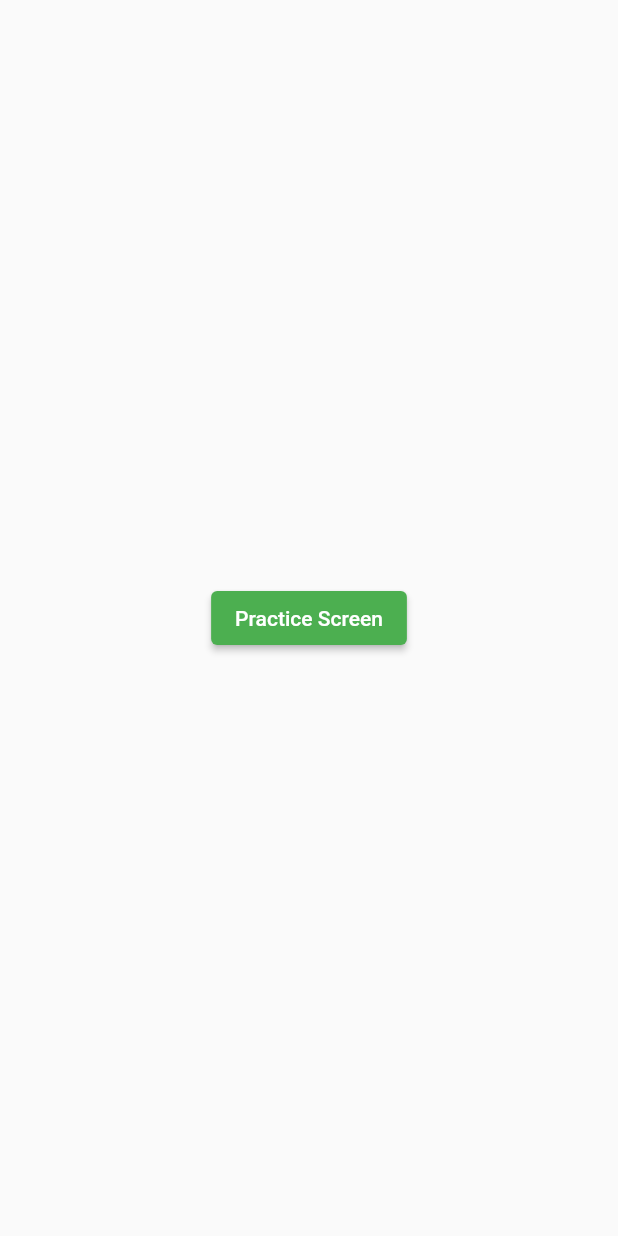
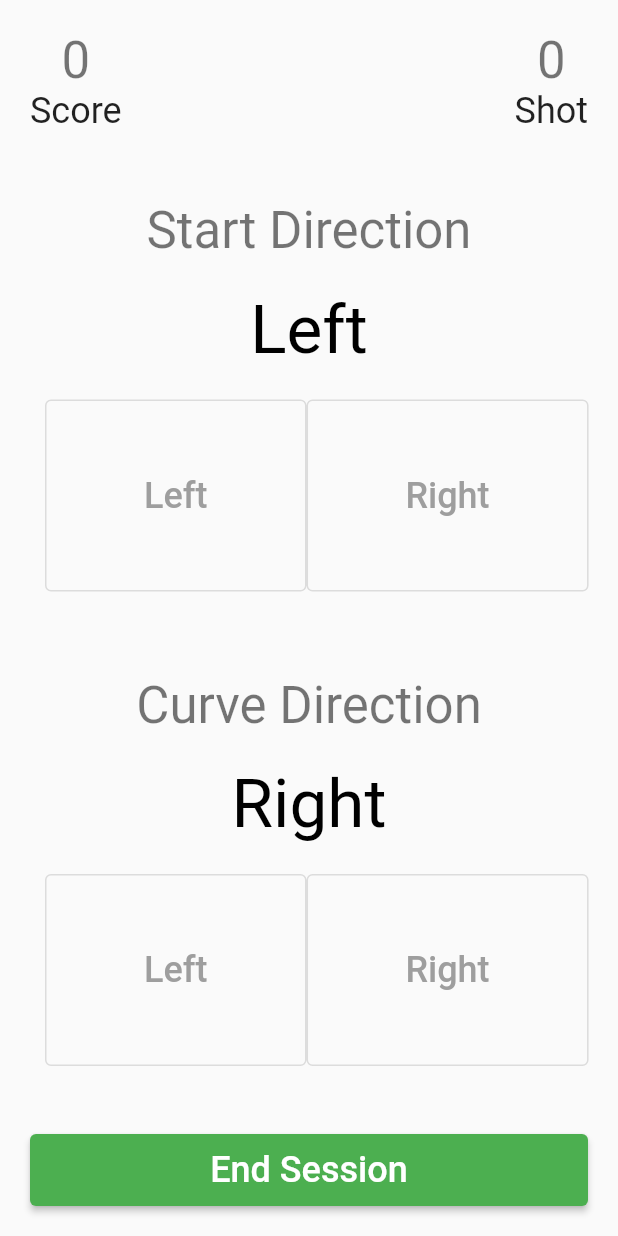
Before and after one commit to davidcaseria/shotshapingpractice, a Flutter app: the PracticeScreen screen opened directly, on a phone screen of 412 x 824 dp. Run offline on Flutter 3.47's test engine with Material 2 defaults, Android fonts, the phone set to English and light mode, and no system bars; our stand-ins replace sqflite, sqflite_common_ffi; accounts and stored records are empty.

Commit message:
Working practice screen

```diff
--- a/lib/screens.dart
+++ b/lib/screens.dart
@@ -90,17 +90,101 @@ class _WarmUpScreenState extends State<WarmUpScreen> {
   }
 }
 
-class PracticeScreen extends StatelessWidget {
+class PracticeScreen extends StatefulWidget {
   const PracticeScreen({super.key});
+
+  @override
+  State<StatefulWidget> createState() =>
+      _PracticeScreenState(DirectionExt.random());
+}
+
+class _PracticeScreenState extends State<PracticeScreen> {
+  Direction expectedStartDirection;
+  Direction? actualStartDirection;
+  Direction expectedCurveDirection;
+  Direction? actualCurveDirection;
+  int session = DateTime.now().millisecondsSinceEpoch;
+  int score = 0;
+  int shot = 0;
+
+  _PracticeScreenState(this.expectedStartDirection)
+      : expectedCurveDirection = expectedStartDirection.opposite();
+
+  _nextShot() {
+    if (actualStartDirection != null && actualCurveDirection != null) {
+      _saveShot(PracticeShot(
+          session,
+          expectedStartDirection,
+          actualStartDirection!,
+          expectedCurveDirection,
+          actualCurveDirection!));
+      int points = 0;
+      if (actualStartDirection == expectedStartDirection) {
+        points++;
+      }
+      if (actualCurveDirection == expectedCurveDirection) {
+        points++;
+      }
+      setState(() {
+        score += points;
+        shot++;
+        expectedStartDirection = DirectionExt.random();
+        expectedCurveDirection = expectedStartDirection.opposite();
+        actualStartDirection = null;
+        actualCurveDirection = null;
+      });
+    }
+  }
+
+  Future<int> _saveShot(PracticeShot shot) async {
+    final provider = await DatabaseProvider.getInstance();
+    return await shot.save(provider.db);
+  }
 
   @override
   Widget build(BuildContext context) {
     return Scaffold(
-        body: Center(
-            child: ElevatedButton(
-      onPressed: () => Navigator.pop(context),
-      child: const Text('Practice Screen'),
-    )));
+      body: Padding(
+        padding: const EdgeInsets.all(20),
+        child: Column(
+            mainAxisAlignment: MainAxisAlignment.spaceBetween,
+            crossAxisAlignment: CrossAxisAlignment.stretch,
+            children: <Widget>[
+              Scorecard(score: score, shot: shot),
+              DirectionCard(
+                callback: (direction) {
+                  setState(() {
+                    actualStartDirection = direction;
+                    _nextShot();
+                  });
+                },
+                label: 'Start Direction',
+                expectedDirection: expectedStartDirection,
+                actualDirection: actualStartDirection,
+              ),
+              DirectionCard(
+                callback: (direction) {
+                  setState(() {
+                    actualCurveDirection = direction;
+                    _nextShot();
+                  });
+                },
+                label: 'Curve Direction',
+                expectedDirection: expectedCurveDirection,
+                actualDirection: actualCurveDirection,
+              ),
+              ElevatedButton(
+                onPressed: () => Navigator.pop(context),
+                child: const Padding(
+                    padding: EdgeInsets.only(top: 10, bottom: 10),
+                    child: Text(
+                      'End Session',
+                      style: TextStyle(fontSize: 24),
+                    )),
+              )
+            ]),
+      ),
+    );
   }
 }
 
```
Also changed, not shown: lib/db.dart (+7 -4 lines).
